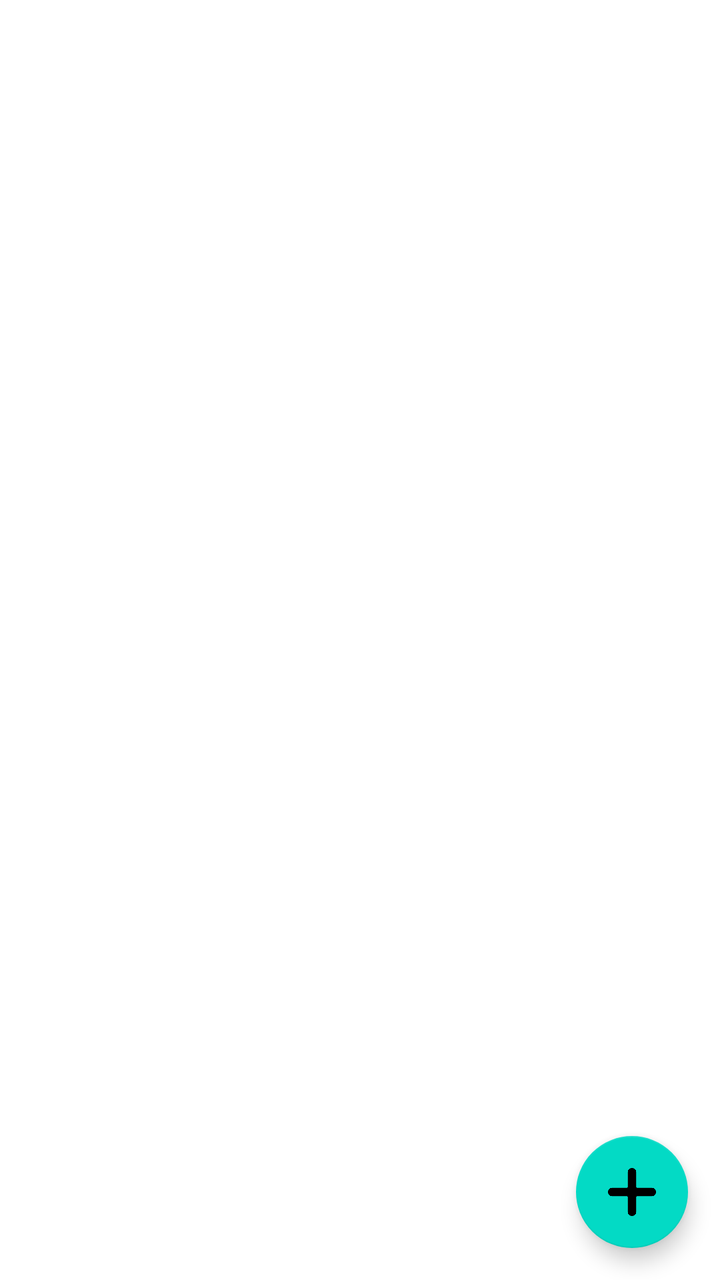
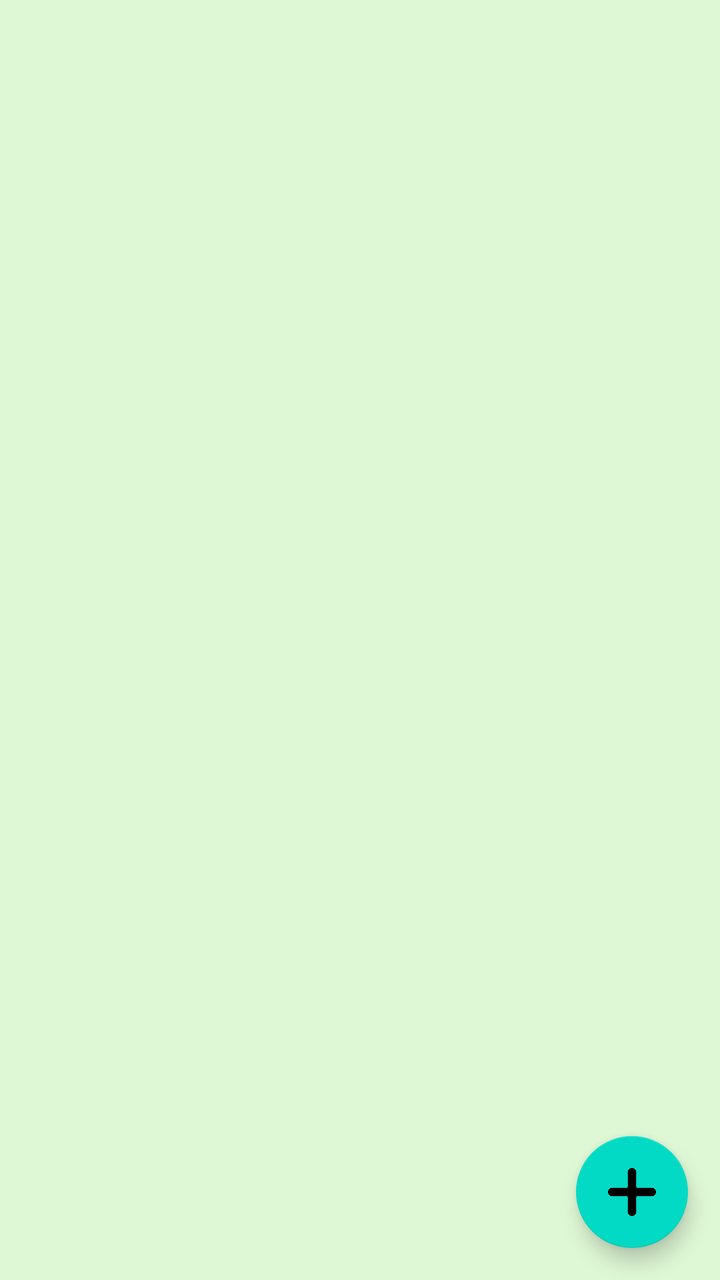

Screens rendered from an Android XML layout before and after an edit, with the pre-edit source and the edit as a unified diff.
<!-- AndroidManifest.xml: application theme Theme.Silva -->
<!-- res/layout/to_do_page.xml -->
<?xml version="1.0" encoding="utf-8"?>
<androidx.coordinatorlayout.widget.CoordinatorLayout xmlns:android="http://schemas.android.com/apk/res/android"
    xmlns:app="http://schemas.android.com/apk/res-auto"
    xmlns:tools="http://schemas.android.com/tools"
    android:layout_width="match_parent"
    android:layout_height="match_parent"
    tools:context=".MainActivity">

    <com.google.android.material.appbar.AppBarLayout
        android:layout_width="match_parent"
        android:layout_height="wrap_content">

    </com.google.android.material.appbar.AppBarLayout>

    <com.google.android.material.floatingactionbutton.FloatingActionButton
        android:id="@+id/fab"
        android:layout_width="wrap_content"
        android:layout_height="wrap_content"
        android:layout_gravity="bottom|end"
        android:layout_margin="@dimen/fab_margin"
        app:srcCompat="@drawable/add" />

    <androidx.recyclerview.widget.RecyclerView
        android:id="@+id/recyclerView"
        android:layout_width="match_parent"
        android:layout_height="match_parent"
        android:paddingBottom="18dp"
        android:visibility="visible">

    </androidx.recyclerview.widget.RecyclerView>

    <include
        layout="@layout/bottom_frag"
        android:layout_width="match_parent"
        android:layout_height="164dp"
        app:layout_anchor="@+id/recyclerView"
        app:layout_anchorGravity="bottom|center"
        android:visibility="invisible" />


</androidx.coordinatorlayout.widget.CoordinatorLayout>
<!-- res/layout/bottom_frag.xml (included above) -->
<?xml version="1.0" encoding="utf-8"?>
<androidx.constraintlayout.widget.ConstraintLayout xmlns:android="http://schemas.android.com/apk/res/android"
    xmlns:app="http://schemas.android.com/apk/res-auto"
    xmlns:tools="http://schemas.android.com/tools"
    android:id="@+id/bottomSheet"
    android:layout_width="match_parent"
    android:layout_height="match_parent"
    android:paddingBottom="24dp"
    android:tag='app:layout_behavior="com.google.android.material.bottomsheet.BottomSheetBehavior" '
    app:layout_behavior="com.google.android.material.bottomsheet.BottomSheetBehavior">


    <EditText
        android:id="@+id/toDoEnterText"
        android:layout_width="356dp"
        android:layout_height="50dp"
        android:layout_marginTop="32dp"
        android:ems="10"
        android:hint="e.g. Complete teams assignment"
        android:inputType="textPersonName"
        app:layout_constraintEnd_toEndOf="parent"
        app:layout_constraintStart_toStartOf="parent"
        app:layout_constraintTop_toTopOf="parent" />

    <Button
        android:id="@+id/confirmButton"
        android:layout_width="55dp"
        android:layout_height="42dp"
        android:layout_marginTop="16dp"
        android:layout_marginEnd="24dp"
        android:textAlignment="center"
        app:icon="@drawable/checkimg"
        app:layout_constraintEnd_toEndOf="parent"
        app:layout_constraintTop_toBottomOf="@+id/toDoEnterText" />

    <Button
        android:id="@+id/setDateButton"
        android:layout_width="58dp"
        android:layout_height="46dp"
        android:layout_marginStart="28dp"
        android:layout_marginTop="16dp"
        app:backgroundTint="#FFFFFF"
        app:icon="@drawable/ic_baseline_calendar_today_24"
        app:iconTint="#7752DA"
        app:layout_constraintStart_toStartOf="parent"
        app:layout_constraintTop_toBottomOf="@+id/toDoEnterText" />

    <CalendarView
        android:id="@+id/calendarView2"
        android:layout_width="340dp"
        android:layout_height="305dp"
        android:layout_marginTop="8dp"
        app:layout_constraintEnd_toEndOf="parent"
        app:layout_constraintStart_toStartOf="parent"
        app:layout_constraintTop_toBottomOf="@+id/dueDateTitle" />

    <TextView
        android:id="@+id/dueDateTitle"
        android:layout_width="wrap_content"
        android:layout_height="wrap_content"
        android:layout_marginTop="76dp"
        android:text="Due Date"
        android:textAlignment="center"
        android:textSize="20sp"
        app:layout_constraintEnd_toEndOf="parent"
        app:layout_constraintStart_toStartOf="parent"
        app:layout_constraintTop_toBottomOf="@+id/toDoEnterText" />

    <androidx.constraintlayout.widget.Group
        android:id="@+id/calGroup"
        android:layout_width="wrap_content"
        android:layout_height="wrap_content"
        android:visibility="gone"
        app:constraint_referenced_ids="calendarView2,dueDateTitle" />

</androidx.constraintlayout.widget.ConstraintLayout>
<!-- resources referenced by this layout -->
<resources>
  <dimen name="fab_margin">16dp</dimen>
  <!-- drawable add: png bitmap (drawable-v24, 5823 bytes) -->
  <!-- drawable checkimg (drawable) -->
  <vector xmlns:android="http://schemas.android.com/apk/res/android"
      android:width="24dp"
      android:height="24dp"
      android:viewportWidth="24"
      android:viewportHeight="24"
      android:tint="?attr/colorControlNormal">
    <path
        android:fillColor="@android:color/white"
        android:pathData="M9,16.17L4.83,12l-1.42,1.41L9,19 21,7l-1.41,-1.41z"/>
  </vector>
  <!-- drawable ic_baseline_calendar_today_24 (drawable-v24) -->
  <vector android:height="24dp" android:tint="#DF003D"
      android:viewportHeight="24" android:viewportWidth="24"
      android:width="24dp" xmlns:android="http://schemas.android.com/apk/res/android">
      <path android:fillColor="@android:color/white" android:pathData="M20,3h-1L19,1h-2v2L7,3L7,1L5,1v2L4,3c-1.1,0 -2,0.9 -2,2v16c0,1.1 0.9,2 2,2h16c1.1,0 2,-0.9 2,-2L22,5c0,-1.1 -0.9,-2 -2,-2zM20,21L4,21L4,8h16v13z"/>
  </vector>
  <style name="Theme.Silva" parent="Theme.MaterialComponents.DayNight.DarkActionBar">
          
          <item name="colorPrimary">#009060</item>
          <item name="colorPrimaryVariant">@color/purple_700</item>
          <item name="colorOnPrimary">@color/black</item>
          
          <item name="colorSecondary">@color/teal_200</item>
          <item name="colorSecondaryVariant">@color/teal_700</item>
          <item name="colorOnSecondary">@color/black</item>
          
          <item name="android:statusBarColor" tools:targetApi="l">?attr/colorPrimaryVariant</item>
          
      </style>
  <color name="purple_700">#FF3700B3</color>
  <color name="black">#FF000000</color>
  <color name="teal_200">#FF03DAC5</color>
  <color name="teal_700">#FF018786</color>
</resources>

<!-- the commit's change to res/layout/to_do_page.xml (unified diff, before → after) -->
@@ -4,6 +4,7 @@
     xmlns:tools="http://schemas.android.com/tools"
     android:layout_width="match_parent"
     android:layout_height="match_parent"
+    android:background="#DEF7D4"
     tools:context=".MainActivity">
 
     <com.google.android.material.appbar.AppBarLayout
@@ -48,6 +49,7 @@
     android:layout_width="match_parent"
     android:layout_height="match_parent"
     android:paddingBottom="24dp"
+    android:background="#DEF7D4"
     android:tag='app:layout_behavior="com.google.android.material.bottomsheet.BottomSheetBehavior" '
     app:layout_behavior="com.google.android.material.bottomsheet.BottomSheetBehavior">
 
<!-- resource entries referenced after the edit -->
@@ -22,7 +22,7 @@
   <style name="Theme.Silva" parent="Theme.MaterialComponents.DayNight.DarkActionBar">
           
           <item name="colorPrimary">#009060</item>
-          <item name="colorPrimaryVariant">@color/purple_700</item>
+          <item name="colorPrimaryVariant">#009060</item>
           <item name="colorOnPrimary">@color/black</item>
           
           <item name="colorSecondary">@color/teal_200</item>
@@ -32,7 +32,6 @@
           <item name="android:statusBarColor" tools:targetApi="l">?attr/colorPrimaryVariant</item>
           
       </style>
-  <color name="purple_700">#FF3700B3</color>
   <color name="black">#FF000000</color>
   <color name="teal_200">#FF03DAC5</color>
   <color name="teal_700">#FF018786</color>
